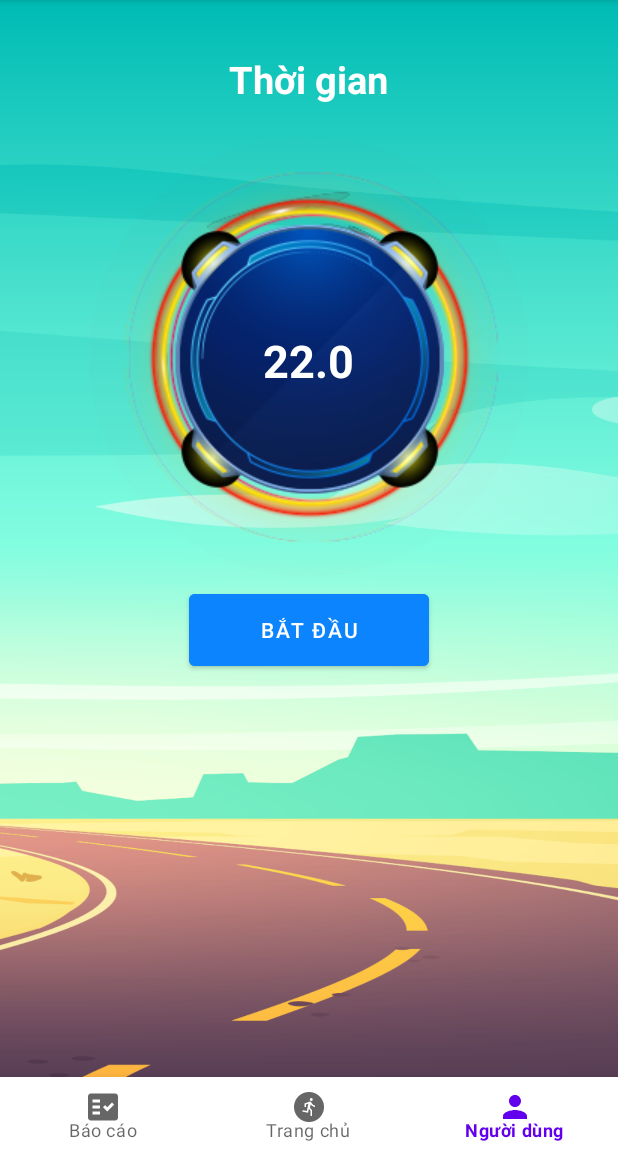
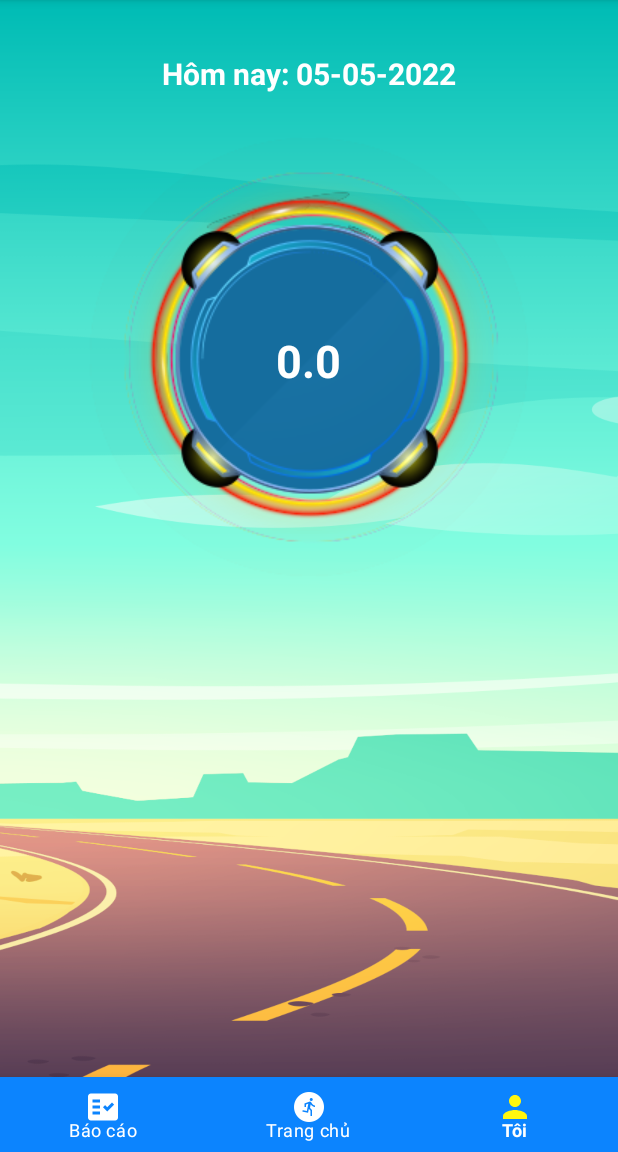
Before and after one commit to nhattien04/LTDD_CS1902_Nhom2, an Android app: the TrangChu screen opened directly, with no data from a screen before it, item 3 of the bottom bar chosen, on a phone screen of 412 x 824 dp, the part 84-1236 px from its top. Run offline under Robolectric (Android 15) with nearby library versions, the phone set to English and light mode, and no system bars.

Commit message:
updateSensor_CSDL

```diff
--- a/StepTrackerAndroidApp/app/build.gradle
+++ b/StepTrackerAndroidApp/app/build.gradle
@@ -32,6 +32,7 @@ dependencies {
     implementation 'androidx.appcompat:appcompat:1.4.1'
     implementation 'com.google.android.material:material:1.5.0'
     implementation 'androidx.constraintlayout:constraintlayout:2.1.3'
+    implementation 'androidx.legacy:legacy-support-v4:1.0.0'
     testImplementation 'junit:junit:4.13.2'
     androidTestImplementation 'androidx.test.ext:junit:1.1.3'
     androidTestImplementation 'androidx.test.espresso:espresso-core:3.4.0'
--- a/StepTrackerAndroidApp/app/src/main/AndroidManifest.xml
+++ b/StepTrackerAndroidApp/app/src/main/AndroidManifest.xml
@@ -11,6 +11,12 @@
         android:roundIcon="@mipmap/ic_launcher_round"
         android:supportsRtl="true"
         android:theme="@style/Theme.StepTrackerAndroidApp">
+        <activity
+            android:name=".TrangBaoCao"
+            android:exported="false" />
+        <activity
+            android:name=".TrangNguoiDung"
+            android:exported="false" />
         <activity
             android:name=".TrangChu"
             android:exported="false" />
--- a/StepTrackerAndroidApp/app/src/main/java/com/ltdd/steptrackerandroidapp/TrangChu.java
+++ b/StepTrackerAndroidApp/app/src/main/java/com/ltdd/steptrackerandroidapp/TrangChu.java
@@ -1,14 +1,109 @@
 package com.ltdd.steptrackerandroidapp;
 
+import androidx.annotation.NonNull;
 import androidx.appcompat.app.AppCompatActivity;
 
+import android.content.Context;
+import android.content.Intent;
+import android.hardware.Sensor;
+import android.hardware.SensorEvent;
+import android.hardware.SensorEventListener;
+import android.hardware.SensorManager;
 import android.os.Bundle;
+import android.view.MenuItem;
+import android.view.View;
+import android.widget.Button;
+import android.widget.TextView;
+import android.widget.Toast;
 
-public class TrangChu extends AppCompatActivity {
+import com.google.android.material.bottomnavigation.BottomNavigationView;
+
+import java.text.DateFormat;
+import java.text.ParseException;
+import java.text.SimpleDateFormat;
+import java.util.Calendar;
+import java.util.Date;
+
+public class TrangChu extends AppCompatActivity implements SensorEventListener {
+    TextView tv_thoigian, tv_sobuoc;
+//    Button btn_batdau;
+    SensorManager sensorManager;
+    boolean running = false;
+    BottomNavigationView bottomNavigationView;
 
     @Override
     protected void onCreate(Bundle savedInstanceState) {
         super.onCreate(savedInstanceState);
         setContentView(R.layout.activity_trang_chu);
+
+        AnhXa();
+        ThietLapThoiGian();
+
+        bottomNavigationView.setOnNavigationItemSelectedListener(new BottomNavigationView.OnNavigationItemSelectedListener() {
+            @Override
+            public boolean onNavigationItemSelected(@NonNull MenuItem item) {
+                switch (item.getItemId()) {
+                    case R.id.action_trang_chu:
+                        Toast.makeText(TrangChu.this, "Trang chủ", Toast.LENGTH_SHORT).show();
+                        break;
+
+                    case R.id.action_bao_cao:
+                        Toast.makeText(TrangChu.this, "Báo cáo", Toast.LENGTH_SHORT).show();
+                        break;
+
+                    case R.id.action_nguoi_dung:
+                        Toast.makeText(TrangChu.this, "Tôi", Toast.LENGTH_SHORT).show();
+                        break;
+                }
+                return true;
+            }
+        });
+    }
+
+    private void AnhXa() {
+        tv_thoigian = (TextView) findViewById(R.id.tv_thoigian);
+        tv_sobuoc = (TextView) findViewById(R.id.tv_sobuoc);
+//        btn_batdau = (Button) findViewById(R.id.btn_batdau);
+        sensorManager = (SensorManager) getSystemService(Context.SENSOR_SERVICE);
+        bottomNavigationView = (BottomNavigationView) findViewById(R.id.bottom_nav);
+    }
+
+    @Override
+    protected void onResume() {
+        super.onResume();
+        running = true;
+        Sensor countSensor = sensorManager.getDefaultSensor(Sensor.TYPE_STEP_COUNTER);
+        // Tim kiem Sensor
+        if (countSensor != null) {
+            sensorManager.registerListener(this, countSensor, SensorManager.SENSOR_DELAY_FASTEST);
+        } else {
+            Toast.makeText(this, "Không tìm thấy cảm biến!", Toast.LENGTH_SHORT).show();
+        }
+    }
+
+    @Override
+    protected void onPause() {
+        super.onPause();
+        running = false;
+    }
+
+    @Override
+    public void onSensorChanged(SensorEvent sensorEvent) {
+        if (running) {
+            tv_sobuoc.setText(String.valueOf(sensorEvent.values[0]));
+        }
+    }
+
+    @Override
+    public void onAccuracyChanged(Sensor sensor, int i) {
+
+    }
+
+    public void ThietLapThoiGian() {
+        Calendar calendar = Calendar.getInstance();
+        SimpleDateFormat sdf = new SimpleDateFormat("dd-MM-yyyy");
+        String date = sdf.format(calendar.getTime());
+
+        tv_thoigian.setText("Hôm nay: " + date);
     }
 }
--- /dev/null
+++ b/StepTrackerAndroidApp/app/src/main/res/color/custom_color_bottom_nav.xml
@@ -0,0 +1,5 @@
+<?xml version="1.0" encoding="utf-8"?>
+<selector xmlns:android="http://schemas.android.com/apk/res/android">
+    <item android:color="@android:color/white" android:state_checked="false"/>
+    <item android:color="@color/yellow" android:state_checked="true"/>
+</selector>
--- /dev/null
+++ b/StepTrackerAndroidApp/app/src/main/res/drawable/transparent_background.xml
@@ -0,0 +1,6 @@
+<?xml version="1.0" encoding="utf-8"?>
+<shape xmlns:android="http://schemas.android.com/apk/res/android"
+    android:padding="10dp"
+    android:shape="rectangle">
+    <solid android:color="#0000"/>
+</shape>
--- a/StepTrackerAndroidApp/app/src/main/res/layout/activity_trang_chu.xml
+++ b/StepTrackerAndroidApp/app/src/main/res/layout/activity_trang_chu.xml
@@ -8,7 +8,6 @@
     android:orientation="vertical"
     tools:context=".TrangChu">
 
-
     <TextView
         android:id="@+id/tv_thoigian"
         android:layout_width="wrap_content"
@@ -17,7 +16,7 @@
         android:layout_marginTop="35dp"
         android:text="Thời gian"
         android:textColor="@color/white"
-        android:textSize="25dp"
+        android:textSize="20dp"
         android:textStyle="bold" />
 
     <ImageView
@@ -34,25 +33,37 @@
         android:layout_height="wrap_content"
         android:layout_centerHorizontal="true"
         android:layout_marginTop="220dp"
-        android:text="22.0"
+        android:text="0.0"
         android:textColor="@color/white"
         android:textSize="30dp"
-        android:textStyle="bold"/>
+        android:textStyle="bold" />
 
-    <Button
-        android:id="@+id/btn_bat_dau"
-        android:layout_width="160dp"
-        android:layout_height="60dp"
-        android:layout_below="@+id/img_circle_yellow"
-        android:layout_centerHorizontal="true"
-        android:backgroundTint="@color/blue_for_button"
-        android:text="Bắt đầu"/>
+<!--    <Button-->
+<!--        android:id="@+id/btn_bat_dau"-->
+<!--        android:layout_width="160dp"-->
+<!--        android:layout_height="60dp"-->
+<!--        android:layout_below="@+id/img_circle_yellow"-->
+<!--        android:layout_centerHorizontal="true"-->
+<!--        android:backgroundTint="@color/blue_for_button"-->
+<!--        android:text="Bắt đầu"/>-->
+
+<!--    <com.google.android.material.bottomappbar.BottomAppBar-->
+<!--        android:layout_width="match_parent"-->
+<!--        android:layout_height="wrap_content"-->
+<!--        android:layout_alignParentBottom="true"-->
+<!--        android:layout_marginBottom="2dp"-->
+<!--        tools:ignore="BottomAppBar">-->
 
         <com.google.android.material.bottomnavigation.BottomNavigationView
             android:id="@+id/bottom_nav"
             android:layout_width="match_parent"
             android:layout_height="50dp"
             android:layout_alignParentBottom="true"
+            app:itemBackground="@color/blue_for_button"
+            app:itemIconTint="@color/custom_color_bottom_nav"
+            app:itemTextColor="@color/white"
             app:menu="@menu/menu_bottom_nav"/>
+<!--    </com.google.android.material.bottomappbar.BottomAppBar>-->
+
 
 </RelativeLayout>
--- a/StepTrackerAndroidApp/app/src/main/res/values/colors.xml
+++ b/StepTrackerAndroidApp/app/src/main/res/values/colors.xml
@@ -9,4 +9,8 @@
     <color name="white">#FFFFFFFF</color>
     <color name="green_for_button">#2ed059</color>
     <color name="blue_for_button">#0c84fe</color>
+    <color name="yellow">#fff70f</color>
+    <color name="orange">#F25C05</color>
+    <color name="red">#ff0000</color>
+
 </resources>
--- a/StepTrackerAndroidApp/app/src/main/res/values/strings.xml
+++ b/StepTrackerAndroidApp/app/src/main/res/values/strings.xml
@@ -2,5 +2,5 @@
     <string name="app_name">StepTrackerAndroidApp</string>
     <string name="action_bao_cao">"Báo cáo</string>
     <string name="action_trang_chu">Trang chủ</string>
-    <string name="action_nguoi_dung">Người dùng</string>
+    <string name="action_nguoi_dung">Tôi</string>
 </resources>
```
Also changed, not shown: StepTrackerAndroidApp/app/src/main/java/com/ltdd/steptrackerandroidapp/DBHelper.java (+28 -0 lines), StepTrackerAndroidApp/app/src/main/java/com/ltdd/steptrackerandroidapp/TrangBaoCao.java (added, +14 -0 lines), StepTrackerAndroidApp/app/src/main/java/com/ltdd/steptrackerandroidapp/TrangNguoiDung.java (added, +14 -0 lines), StepTrackerAndroidApp/app/src/main/res/layout/activity_trang_bao_cao.xml (added, +9 -0 lines), StepTrackerAndroidApp/app/src/main/res/layout/activity_trang_nguoi_dung.xml (added, +9 -0 lines), StepTrackerAndroidApp/app/src/main/res/drawable/circle_yellow.png. Lines whose indentation alone changed are shown as unchanged.
